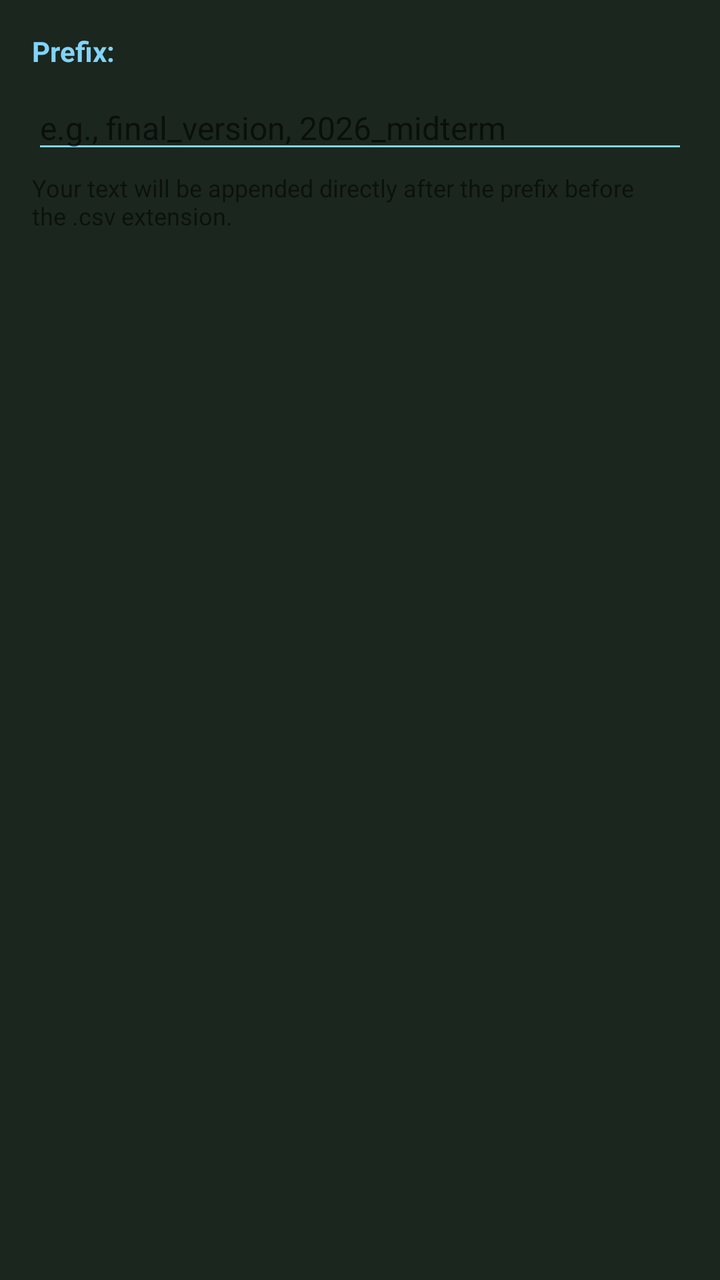
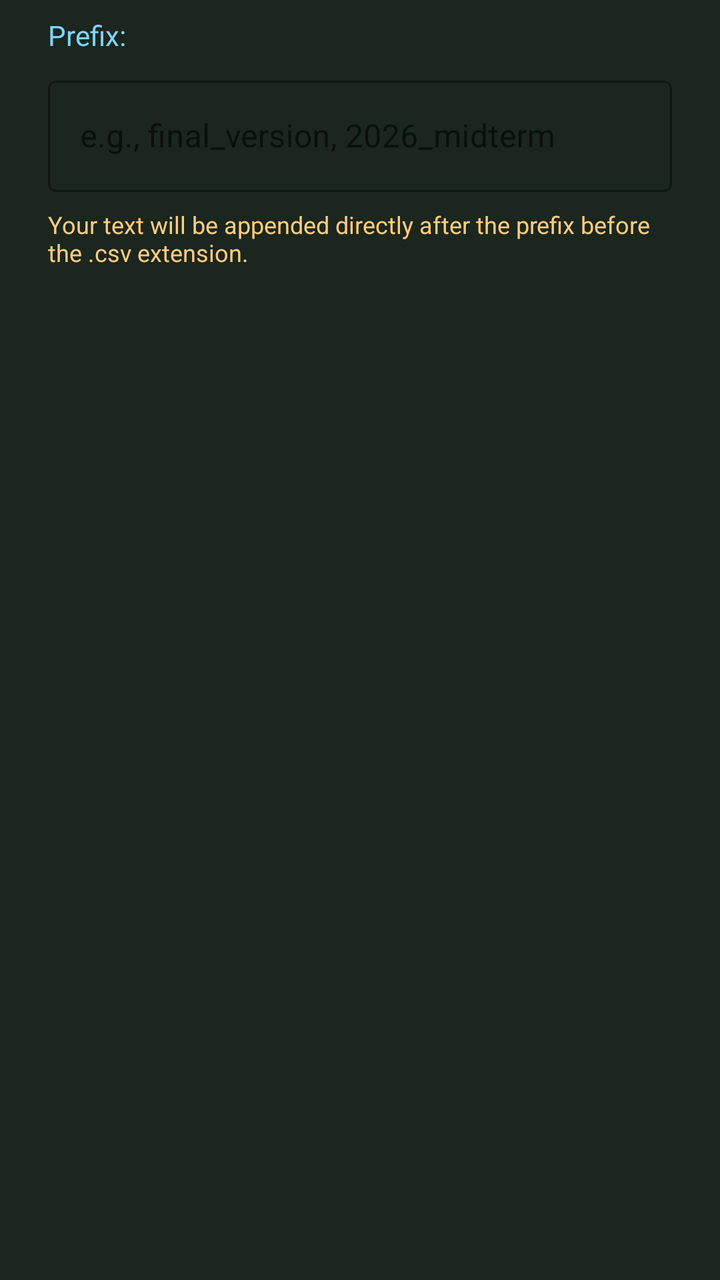

The first picture is an Android layout as it rendered before a commit; the second is the same layout after the commit. The layout source and the unified diff follow.
<!-- AndroidManifest.xml: application theme Theme.Presensor -->
<!-- res/layout/dialog_cloud_export.xml -->
<?xml version="1.0" encoding="utf-8"?>
<LinearLayout xmlns:android="http://schemas.android.com/apk/res/android"
    android:layout_width="match_parent"
    android:layout_height="wrap_content"
    android:orientation="vertical"
    android:padding="16dp">

    <TextView
        android:id="@+id/textExportPrefixPreview"
        android:layout_width="match_parent"
        android:layout_height="wrap_content"
        android:text="@string/dialog_cloud_export_prefix_preview"
        android:textStyle="bold"
        android:textColor="?android:attr/textColorSecondary"
        android:textSize="14sp"
        android:paddingBottom="8dp" />

    <EditText
        android:id="@+id/editExportSuffix"
        android:layout_width="match_parent"
        android:layout_height="wrap_content"
        android:hint="@string/dialog_cloud_export_suffix_hint"
        android:inputType="textShortMessage"
        android:maxLines="1"
        android:textSize="16sp" />

    <TextView
        android:id="@+id/textExportHint"
        android:layout_width="match_parent"
        android:layout_height="wrap_content"
        android:text="@string/dialog_cloud_export_hint"
        android:textColor="?android:attr/textColorTertiary"
        android:textSize="12sp"
        android:paddingTop="4dp" />
</LinearLayout>
<!-- resources referenced by this layout -->
<resources>
  <string name="dialog_cloud_export_hint">Your text will be appended directly after the prefix before the .csv extension.</string>
  <string name="dialog_cloud_export_prefix_preview">Prefix: </string>
  <string name="dialog_cloud_export_suffix_hint">e.g., final_version, 2026_midterm</string>
  <style name="Theme.Presensor" parent="Base.Theme.Presensor" />
  <style name="Base.Theme.Presensor" parent="Theme.MaterialComponents.DayNight.NoActionBar">
          <item name="colorPrimary">@color/chalk_white</item>
          <item name="colorOnPrimary">@color/blackboard_green</item>
  
          <item name="android:windowBackground">@color/blackboard_green</item>
          <item name="colorSurface">@color/surface_dark</item>
  
          <item name="android:statusBarColor">#141D16</item>
          <item name="android:windowLightStatusBar">false</item>
          <item name="android:textColorPrimary">@color/chalk_white</item>
          <item name="android:textColorSecondary" format="color">@color/chalk_blue</item>
          <item name="timestampColor" format="color">@color/chalk_teal</item>
          <item name="actionItemColor" format="color">@color/chalk_blue</item>
          <item name="descriptiveTextColor" format="color">@color/chalk_orange</item>
          <item name="cardFrameColor" format="color">@color/blackboard_frame</item>
          <item name="cardBackgroundColor" format="color">@color/blackboard_lighter_green</item>
  
          <item name="studentSkippedClassColor" format="color">@color/chalk_red</item>
          <item name="studentAttendedClassColor" format="color">@color/chalk_green</item>
      </style>
  <color name="chalk_white">#F5F5F5</color>
  <color name="blackboard_green">#1B261E</color>
  <color name="surface_dark">#243027</color>
  <color name="chalk_blue">#81D4FA</color>
  <color name="chalk_teal">#80CBC4</color>
  <color name="chalk_orange">#FFCC80</color>
  <color name="blackboard_frame">#40FFFFFF</color>
  <color name="blackboard_lighter_green">#243228</color>
  <color name="chalk_red">#EF9A9A</color>
  <color name="chalk_green">#C5E1A5</color>
</resources>

<!-- the commit's change to res/layout/dialog_cloud_export.xml (unified diff, before → after) -->
@@ -1,35 +1,44 @@
 <?xml version="1.0" encoding="utf-8"?>
 <LinearLayout xmlns:android="http://schemas.android.com/apk/res/android"
+    xmlns:app="http://schemas.android.com/apk/res-auto"
     android:layout_width="match_parent"
     android:layout_height="wrap_content"
     android:orientation="vertical"
-    android:padding="16dp">
+    android:paddingStart="24dp"
+    android:paddingTop="8dp"
+    android:paddingEnd="24dp"
+    android:paddingBottom="16dp">
 
     <TextView
         android:id="@+id/textExportPrefixPreview"
         android:layout_width="match_parent"
         android:layout_height="wrap_content"
         android:text="@string/dialog_cloud_export_prefix_preview"
-        android:textStyle="bold"
         android:textColor="?android:attr/textColorSecondary"
         android:textSize="14sp"
         android:paddingBottom="8dp" />
 
-    <EditText
-        android:id="@+id/editExportSuffix"
+    <com.google.android.material.textfield.TextInputLayout
         android:layout_width="match_parent"
         android:layout_height="wrap_content"
         android:hint="@string/dialog_cloud_export_suffix_hint"
-        android:inputType="textShortMessage"
-        android:maxLines="1"
-        android:textSize="16sp" />
+        style="@style/Widget.MaterialComponents.TextInputLayout.OutlinedBox">
+
+        <com.google.android.material.textfield.TextInputEditText
+            android:id="@+id/editExportSuffix"
+            android:layout_width="match_parent"
+            android:layout_height="wrap_content"
+            android:inputType="textShortMessage"
+            android:maxLines="1"
+            android:textSize="16sp" />
+    </com.google.android.material.textfield.TextInputLayout>
 
     <TextView
         android:id="@+id/textExportHint"
         android:layout_width="match_parent"
         android:layout_height="wrap_content"
         android:text="@string/dialog_cloud_export_hint"
-        android:textColor="?android:attr/textColorTertiary"
+        android:textColor="?attr/descriptiveTextColor"
         android:textSize="12sp"
-        android:paddingTop="4dp" />
+        android:paddingTop="8dp" />
 </LinearLayout>
